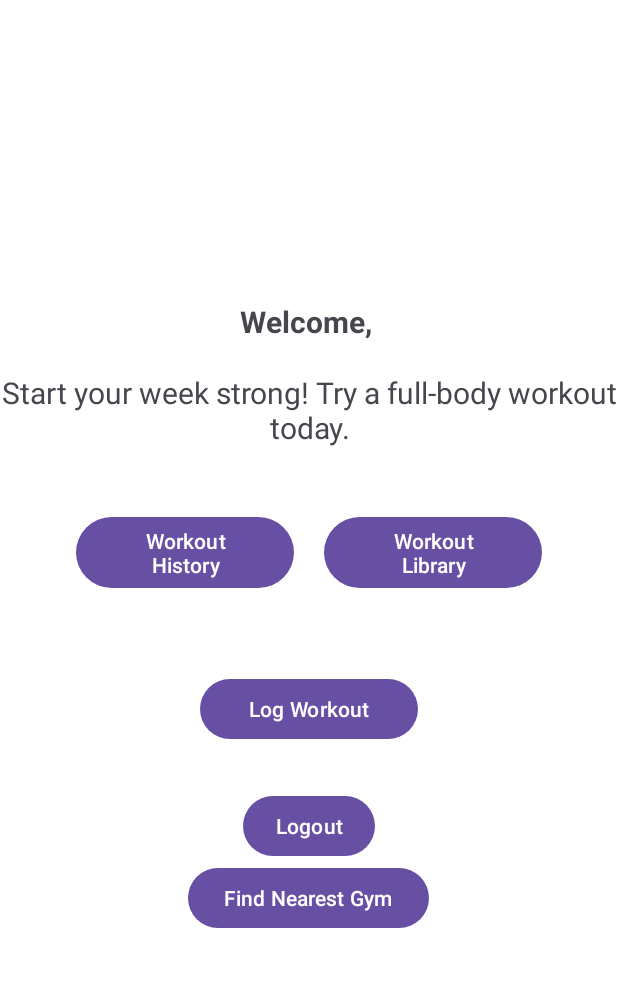
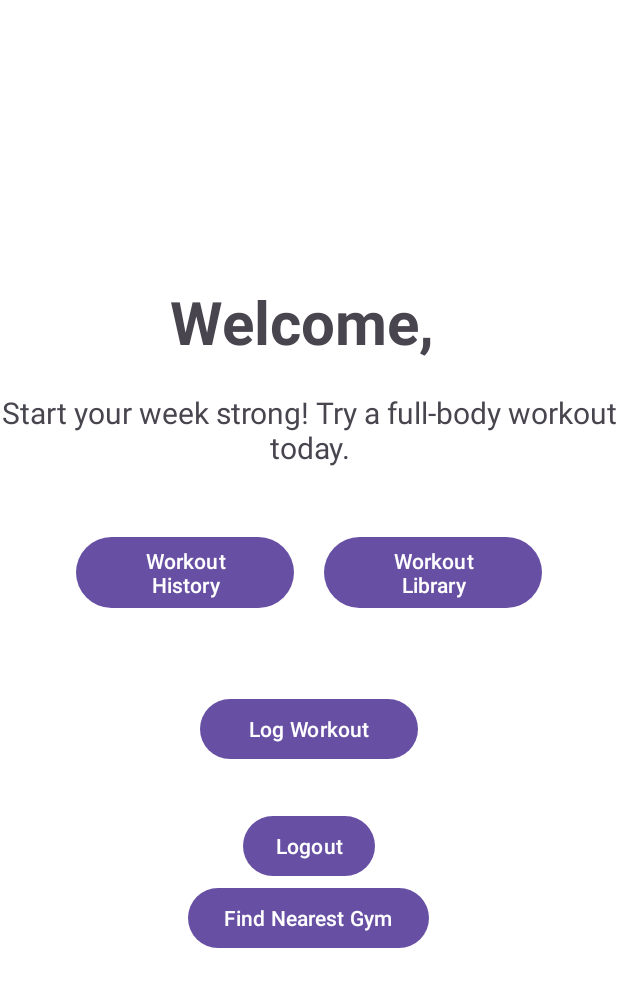
Before and after one commit to ellio357/GroupProject476, an Android app: the screen it shows after launch once a user with an empty profile is signed in (DashboardActivity), on a phone screen of 412 x 824 dp. Shown: the top 987 px of the screen. Run offline under Robolectric (Android 15) with nearby library versions, the phone set to English and light mode, and no system bars; our stand-ins replace Firebase (no records; nobody signed in at launch, a user with empty details on screens opened directly).

Commit message:
formatting things

```diff
--- a/app/src/main/res/layout-land/activity_dashboard.xml
+++ b/app/src/main/res/layout-land/activity_dashboard.xml
@@ -13,12 +13,23 @@
         android:layout_marginBottom="20dp"
         android:gravity="center"
         android:text="@string/welcome"
-        android:textSize="20sp"
+        android:textSize="30sp"
+        android:layout_marginTop="20dp"
         android:textStyle="bold" />
+
+    <TextView
+        android:id="@+id/textViewRecommendation"
+        android:layout_width="match_parent"
+        android:layout_height="wrap_content"
+        android:layout_marginBottom="20dp"
+        android:gravity="center"
+        android:text="@string/recommendation"
+        android:textSize="20sp"/>
+
 
     <LinearLayout
         android:layout_width="match_parent"
-        android:layout_height="100dp"
+        android:layout_height="71dp"
         android:layout_gravity="clip_vertical"
         android:gravity="center"
         android:orientation="horizontal">
@@ -27,8 +38,8 @@
             android:id="@+id/history_button"
             android:layout_width="145dp"
             android:layout_height="wrap_content"
-            android:text="@string/history"
-            android:layout_marginEnd="20dp" />
+            android:layout_marginEnd="20dp"
+            android:text="@string/history" />
 
         <Button
             android:id="@+id/library_button"
@@ -41,8 +52,8 @@
         android:id="@+id/log_button"
         android:layout_width="145dp"
         android:layout_height="wrap_content"
-        android:layout_marginTop="30dp"
-        android:layout_marginBottom="30dp"
+        android:layout_marginTop="20dp"
+        android:layout_marginBottom="20dp"
         android:padding="10dp"
         android:text="@string/log" />
 
--- a/app/src/main/res/layout/activity_dashboard.xml
+++ b/app/src/main/res/layout/activity_dashboard.xml
@@ -13,7 +13,7 @@
         android:layout_marginBottom="20dp"
         android:gravity="center"
         android:text="@string/welcome"
-        android:textSize="20sp"
+        android:textSize="40sp"
         android:textStyle="bold" />
 
     <TextView
```
